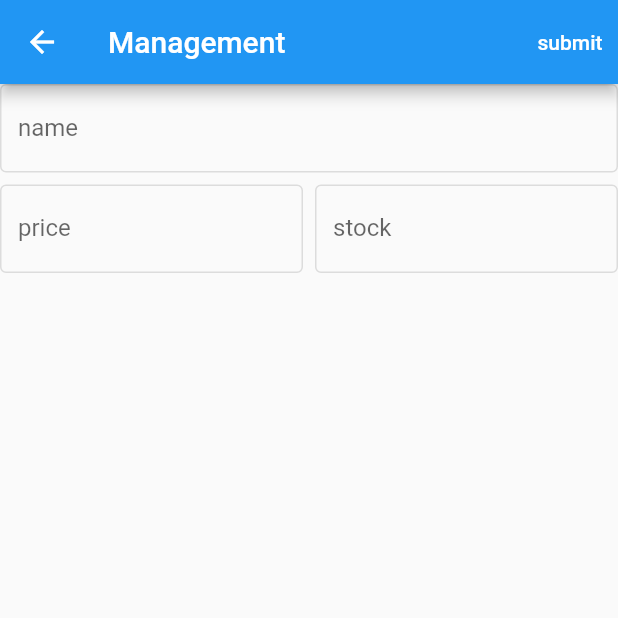
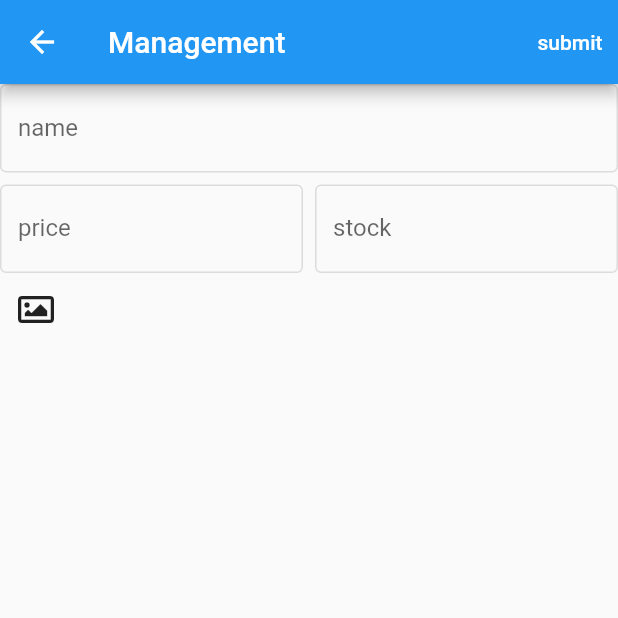
Before and after one commit to codemobiles/hero_flutter, a Flutter app: the ManagementPage screen opened by its route, on a phone screen of 412 x 824 dp, the top half of it. Run offline on Flutter 3.47's test engine with Material 2 defaults, Android fonts, the phone set to English and light mode, and no system bars; our stand-ins replace another_flushbar, badges, dio, font_awesome_flutter, image_cropper, image_picker and 1 more; accounts and stored records are empty.

Commit message:
pick and preview image

```diff
--- a/lib/src/pages/management/widgets/product_form.dart
+++ b/lib/src/pages/management/widgets/product_form.dart
@@ -1,5 +1,6 @@
 import 'package:flutter/material.dart';
 import 'package:hero_flutter/src/models/product.dart';
+import 'package:hero_flutter/src/pages/management/widgets/product_image.dart';
 
 class ProductForm extends StatelessWidget {
   final _spacing = 8.0;
@@ -35,10 +36,10 @@ class ProductForm extends StatelessWidget {
               ),
             ],
           ),
-          // ProductImage(
-          //   callBackSetImage,
-          //   image: product.image,
-          // ),
+          ProductImage(
+            callBackSetImage,
+            image: product.image,
+          ),
           SizedBox(height: 28),
           if (deleteProduct != null) _buildDeleteButton(context),
           SizedBox(height: 80),
--- /dev/null
+++ b/lib/src/pages/management/widgets/product_image.dart
@@ -0,0 +1,209 @@
+
+import 'dart:io';
+
+import 'package:flutter/material.dart';
+import 'package:font_awesome_flutter/font_awesome_flutter.dart';
+import 'package:hero_flutter/src/constants/network_api.dart';
+import 'package:image_cropper/image_cropper.dart';
+import 'package:image_picker/image_picker.dart';
+
+class ProductImage extends StatefulWidget {
+  final Function callBackSetImage;
+  final String? image;
+
+  const ProductImage(
+      this.callBackSetImage, {
+        required this.image,
+        Key? key,
+      }) : super(key: key);
+
+  @override
+  _ProductImageState createState() => _ProductImageState();
+}
+
+class _ProductImageState extends State<ProductImage> {
+  File? _imageFile;
+  final _picker = ImagePicker();
+
+  @override
+  void dispose() {
+    _imageFile?.delete();
+    super.dispose();
+  }
+
+  @override
+  Widget build(BuildContext context) {
+    return Container(
+      width: double.infinity,
+      child: Column(
+        crossAxisAlignment: CrossAxisAlignment.start,
+        children: <Widget>[
+          _buildPickerImage(),
+          _buildPreviewImage(),
+        ],
+      ),
+    );
+  }
+
+  Widget _buildPreviewImage() {
+    final image = widget.image;
+    if ((image == null || image.isEmpty) && _imageFile == null) {
+      return SizedBox();
+    }
+
+    final container = (Widget child) => Container(
+      color: Colors.grey[100],
+      margin: EdgeInsets.only(top: 4),
+      alignment: Alignment.center,
+      height: 350,
+      child: child,
+    );
+
+    if (_imageFile != null) {
+      return Stack(
+        children: [
+          container(
+            Image.file(
+              _imageFile!,
+              fit: BoxFit.cover,
+              width: double.infinity,
+              height: double.infinity,
+            ),
+          ),
+          _buildDeleteImageButton(),
+        ],
+      );
+    }
+
+    return container(
+      Image.network(
+        '${NetworkAPI.imageURL}/$image',
+        fit: BoxFit.cover,
+        width: double.infinity,
+        height: double.infinity,
+      ),
+    );
+  }
+
+  IconButton _buildPickerImage() => IconButton(
+    icon: FaIcon(FontAwesomeIcons.image),
+    onPressed: _modalPickerImage,
+  );
+
+
+
+  void _modalPickerImage() {
+    final buildListTile = (
+        IconData icon,
+        String title,
+        ImageSource source,
+        ) =>
+        ListTile(
+          leading: Icon(icon),
+          title: Text(title),
+          onTap: () {
+            Navigator.of(context).pop();
+            _pickImage(source);
+          },
+        );
+
+    showModalBottomSheet(
+      context: context,
+      builder: (context) {
+        return SafeArea(
+          child: Column(
+            mainAxisSize: MainAxisSize.min,
+            children: <Widget>[
+              buildListTile(
+                Icons.photo_camera,
+                'Take a picture from camera',
+                ImageSource.camera,
+              ),
+              buildListTile(
+                Icons.photo_library,
+                'Choose from photo library',
+                ImageSource.gallery,
+              ),
+            ],
+          ),
+        );
+      },
+    );
+  }
+
+
+
+  void _pickImage(ImageSource source) {
+    _picker
+        .pickImage(
+      source: source,
+      imageQuality: 70,
+      maxHeight: 500,
+      maxWidth: 500,
+    )
+        .then((file) {
+      if (file != null) {
+        _cropImage(file.path);
+      }
+    }).catchError((error) {
+      //todo
+    });
+  }
+
+  void _cropImage(String filePath) {
+    ImageCropper.cropImage(
+      sourcePath: filePath,
+      aspectRatioPresets: [
+        CropAspectRatioPreset.square,
+        CropAspectRatioPreset.ratio3x2,
+        CropAspectRatioPreset.original,
+        CropAspectRatioPreset.ratio4x3,
+        CropAspectRatioPreset.ratio16x9
+      ],
+      androidUiSettings: AndroidUiSettings(
+        toolbarTitle: 'Cropper',
+        toolbarColor: Colors.blue,
+        toolbarWidgetColor: Colors.white,
+        statusBarColor: Colors.black,
+        initAspectRatio: CropAspectRatioPreset.original,
+        lockAspectRatio: false,
+      ),
+      iosUiSettings: IOSUiSettings(
+        minimumAspectRatio: 1.0,
+      ),
+      maxWidth: 500,
+      maxHeight: 500,
+      //circleShape: true
+    ).then((file) {
+      if (file != null) {
+        setState(() {
+          _imageFile = file;
+          widget.callBackSetImage(_imageFile);
+        });
+      }
+    });
+  }
+
+  Positioned _buildDeleteImageButton() => Positioned(
+    right: -10,
+    top: 10,
+    child: RawMaterialButton(
+      onPressed: () => _deleteImage(),
+      fillColor: Colors.white,
+      child: Icon(
+        Icons.clear,
+      ),
+      shape: CircleBorder(
+        side: BorderSide(
+            width: 1, color: Colors.grey, style: BorderStyle.solid),
+      ),
+    ),
+  );
+
+  void _deleteImage() {
+    setState(() {
+      _imageFile = null;
+      widget.callBackSetImage(null);
+    });
+  }
+}
--- a/pubspec.yaml
+++ b/pubspec.yaml
@@ -31,6 +31,7 @@ dependencies:
   dio: ^4.0.0
   image_picker: ^0.8.3+2
   another_flushbar: ^1.10.24
+  image_cropper: ^1.4.1
 
   # The following adds the Cupertino Icons font to your application.
   # Use with the CupertinoIcons class for iOS style icons.
```
Also changed, not shown: pubspec.lock, 2 other files.
